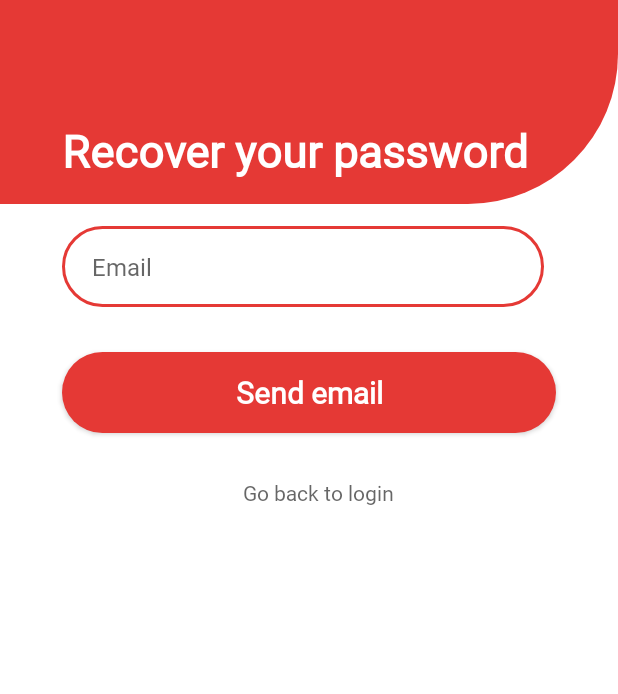
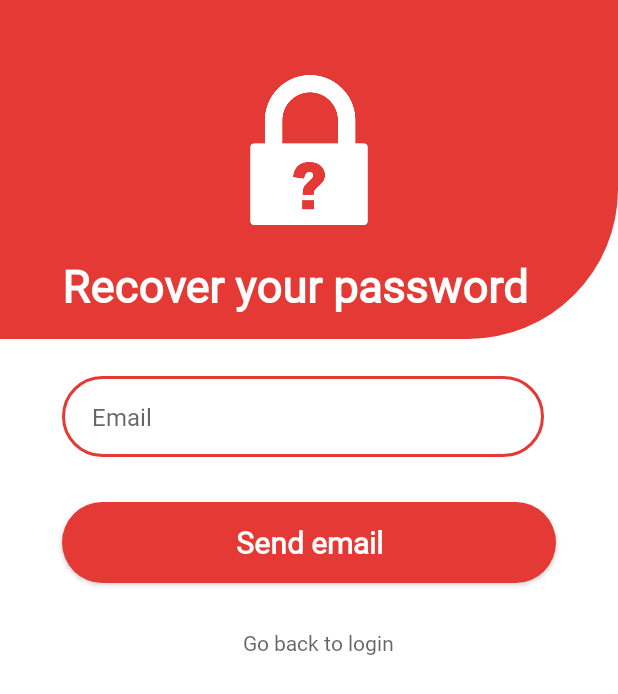
Before and after one commit to LuisPalencia/TraveLink, an Android app: the RecoverPasswordActivity screen opened directly, with no data from a screen before it, on a phone screen of 412 x 824 dp. Shown: the top 694 px of the screen. Run offline under Robolectric (Android 15) with nearby library versions, the phone set to English and light mode, and no system bars; our stand-ins replace Dagger/Hilt's generated code, Firebase (no records; nobody signed in at launch, a user with empty details on screens opened directly); plain views replace LoadingAnimation.

Commit message:
[WIP] - Added icon in the top of the sign up and recover password layouts

```diff
--- a/app/src/main/res/layout/activity_recover_password.xml
+++ b/app/src/main/res/layout/activity_recover_password.xml
@@ -49,17 +49,29 @@
         app:layout_constraintBottom_toBottomOf="@id/textViewRecoverPassword"
         />
 
+    <ImageView
+        android:id="@+id/imageViewForgotPassword"
+        android:layout_width="100dp"
+        android:layout_height="100dp"
+        android:src="@drawable/ic_forgot_password"
+        android:layout_marginTop="50dp"
+        app:tint="@color/white"
+        app:layout_constraintTop_toTopOf="parent"
+        app:layout_constraintStart_toStartOf="parent"
+        app:layout_constraintEnd_toEndOf="parent"
+        />
+
     <TextView
         android:id="@+id/textViewRecoverPassword"
         android:layout_width="0dp"
         android:layout_height="wrap_content"
-        android:layout_marginTop="80dp"
+        android:layout_marginTop="20dp"
         android:text="@string/recover_your_password"
         android:textSize="30sp"
         android:textStyle="bold"
         android:gravity="start"
         android:textColor="@color/white"
-        app:layout_constraintTop_toTopOf="parent"
+        app:layout_constraintTop_toBottomOf="@id/imageViewForgotPassword"
         app:layout_constraintStart_toStartOf="@id/startGuideline"
         app:layout_constraintEnd_toEndOf="@id/endGuideline"
         />
@@ -71,7 +83,7 @@
         android:hint="@string/email"
         android:textSize="16sp"
         android:background="@drawable/rectangle_borders_rounded_red"
-        android:layout_marginTop="30dp"
+        android:layout_marginTop="40dp"
         android:layout_marginEnd="8dp"
         android:paddingStart="20dp"
         android:paddingEnd="8dp"
```
Also changed, not shown: app/src/main/res/layout/activity_sign_up.xml (+14 -2 lines), app/src/main/res/drawable/ic_forgot_password.png (added).
